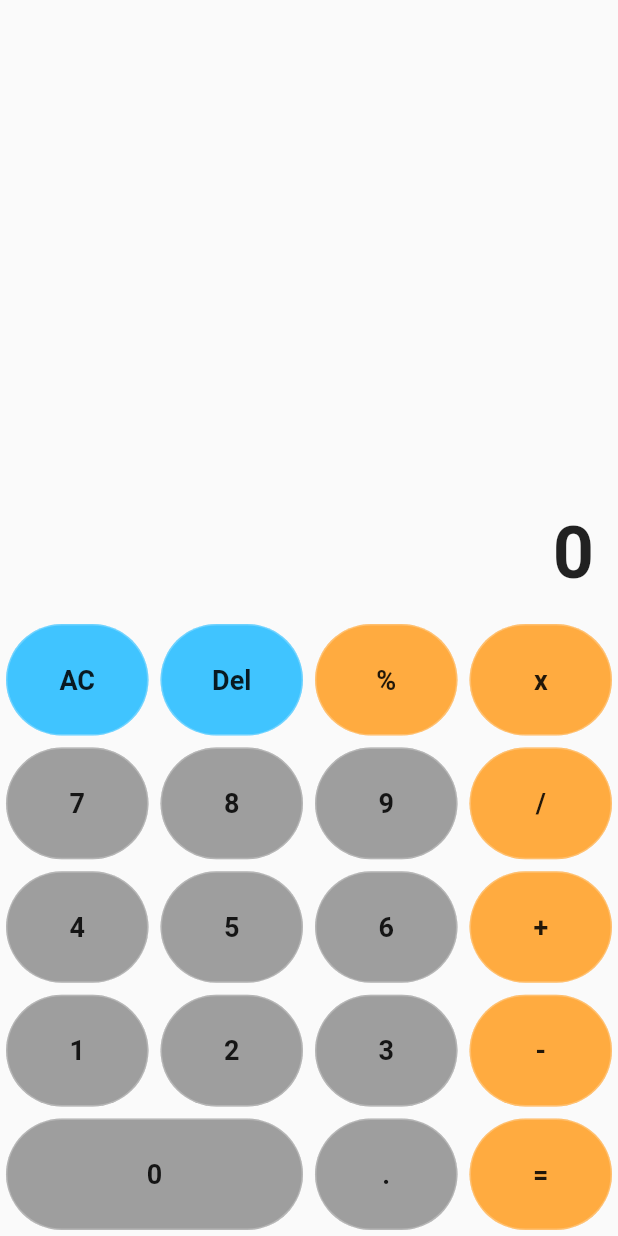
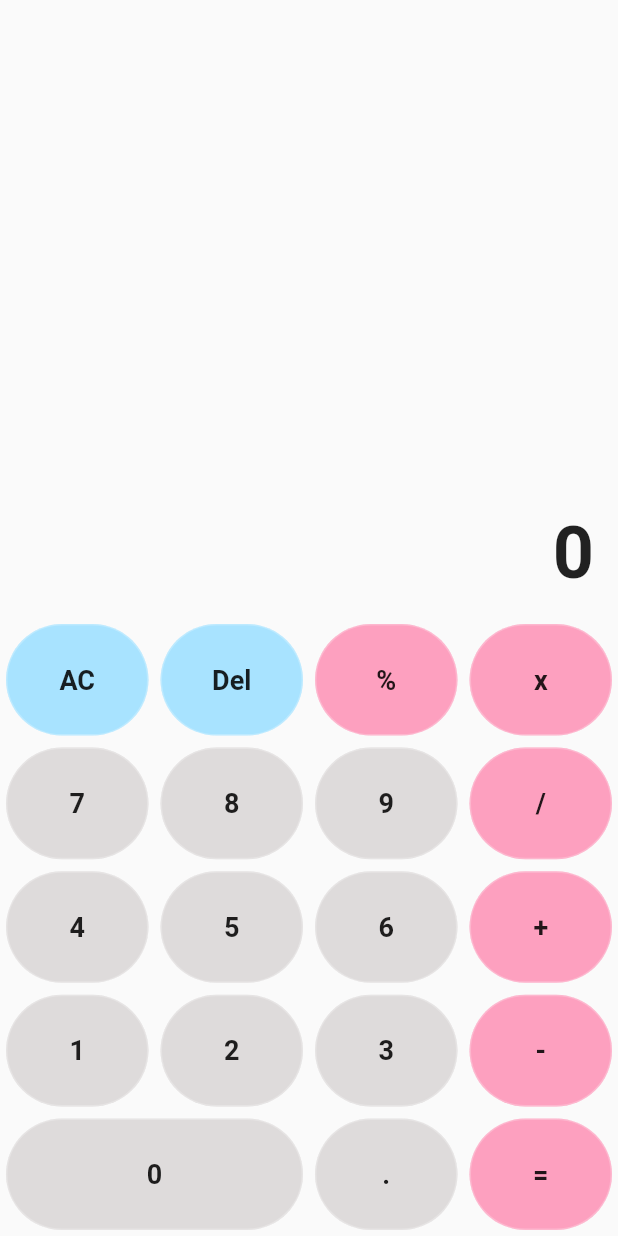
Before and after one commit to rushma58/calculator, a Flutter app: the screen it shows after launch, on a phone screen of 412 x 824 dp. Run offline on Flutter 3.47's test engine with Material 2 defaults, Android fonts, the phone set to English and light mode, and no system bars.

Commit message:
'changes'

```diff
--- a/lib/calculator_screen.dart
+++ b/lib/calculator_screen.dart
@@ -225,7 +225,7 @@ class _CalculatorScreenState extends State<CalculatorScreen> {
   }
 
   Color getBtnColor(value) => [Btn.del, Btn.clr].contains(value)
-      ? Colors.lightBlueAccent
+      ? const Color.fromARGB(255, 168, 227, 255)
       : [
           Btn.add,
           Btn.subtract,
@@ -234,6 +234,6 @@ class _CalculatorScreenState extends State<CalculatorScreen> {
           Btn.percent,
           Btn.calculate
         ].contains(value)
-          ? Colors.orangeAccent
-          : Colors.grey;
+          ? const Color.fromARGB(255, 253, 160, 191)
+          : const Color.fromARGB(179, 210, 206, 206);
 }
```
